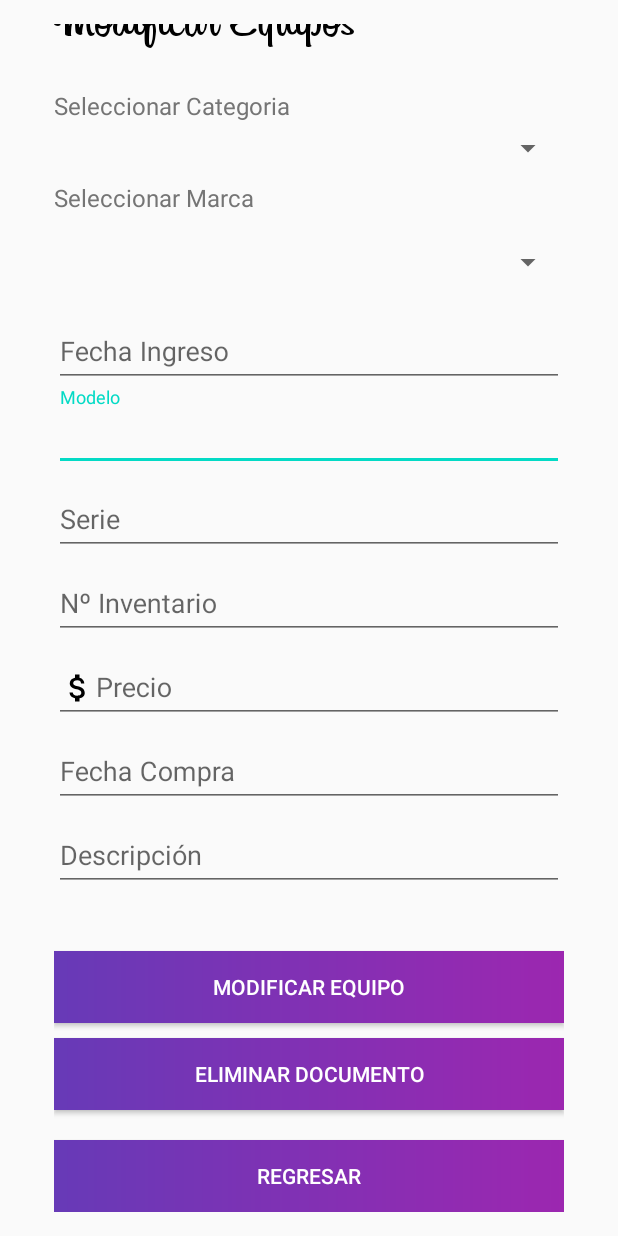
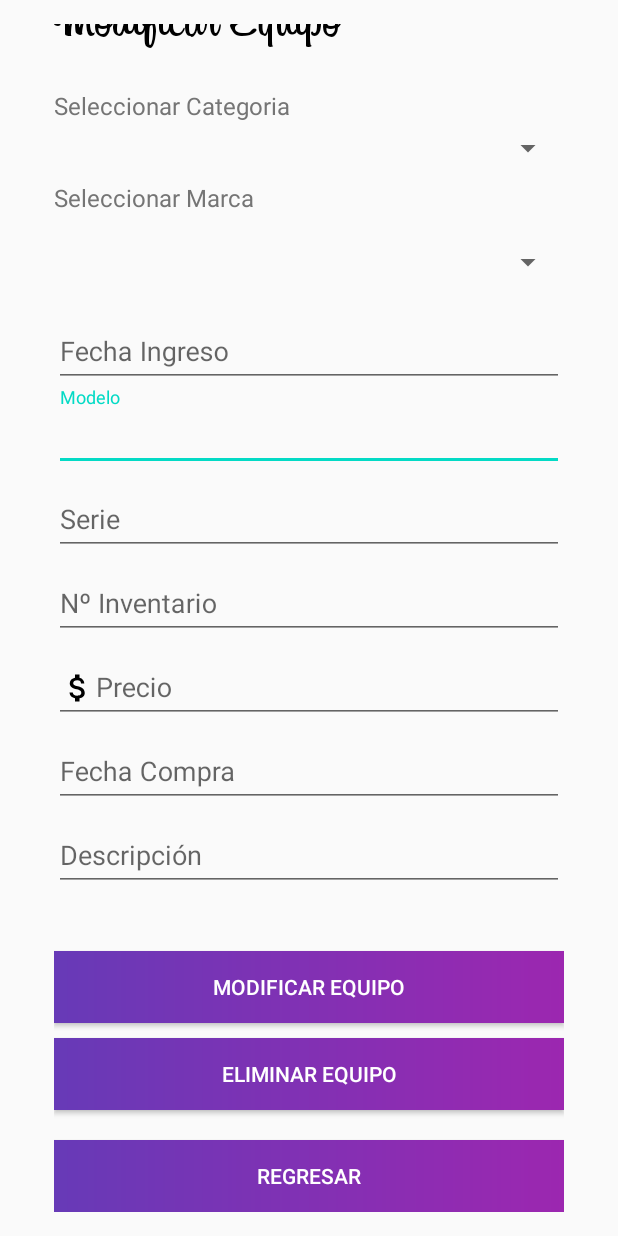
Before and after one commit to franciscocotto/Inventario, an Android app: the fragment ConEquipos shown on its own in the app's theme, scrolled down 78 dp, on a phone screen of 412 x 824 dp. Run offline under Robolectric (Android 15) with nearby library versions, the phone set to English and light mode, and no system bars; our stand-ins replace Volley; libraries missing offline, so code that uses them is left out: cz.msebera.android; network calls fail; 1 statement that could not run was skipped.

Commit message:
Ultimo cambio

```diff
--- a/app/src/main/res/layout/fragment_mod_equipos.xml
+++ b/app/src/main/res/layout/fragment_mod_equipos.xml
@@ -197,7 +197,7 @@
                 android:id="@+id/btnEquipo"
                 android:layout_width="fill_parent"
                 android:layout_height="wrap_content"
-                android:text="Modificar Equipo"
+                android:text="@string/modificarequi"
                 android:background="@drawable/gradient_1"
                 android:layout_marginTop="40dp"
                 android:textColor="@android:color/white"/>
@@ -206,7 +206,7 @@
                 android:id="@+id/btnEliminar"
                 android:layout_width="fill_parent"
                 android:layout_height="wrap_content"
-                android:text="@string/eliminardoc"
+                android:text="@string/eliminarequi"
                 android:background="@drawable/gradient_1"
                 android:layout_marginTop="10dp"
                 android:textColor="@android:color/white"/>
--- a/app/src/main/res/values/strings.xml
+++ b/app/src/main/res/values/strings.xml
@@ -50,8 +50,9 @@
     <string name="prestar_documento">Prestar Documento</string>
     <string name="agregardoc">Agregar Documento</string>
     <string name="eliminardoc">Eliminar Documento</string>
+    <string name="eliminarequi">Eliminar Equipo</string>
     <string name="modificardoc">Modificar Documento</string>
-    <string name="modificarequi">Modificar Equipos</string>
+    <string name="modificarequi">Modificar Equipo</string>
     <string name="prestamodoc">Prestamo Documento</string>
     <string name="estado">Estado</string>
     <string name="regresar">Regresar</string>
```
Also changed, not shown: 2 other files.
